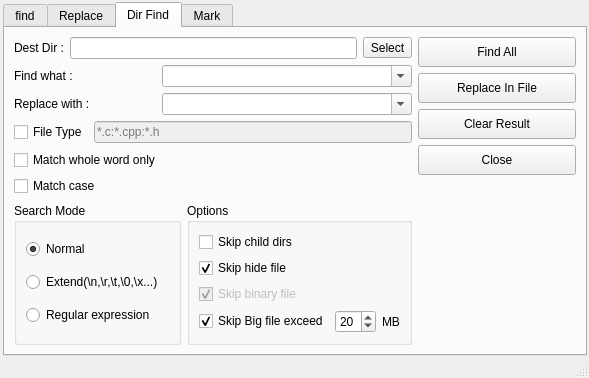
cxasm/notepad--, file src/findwin.ui: the form before one commit.
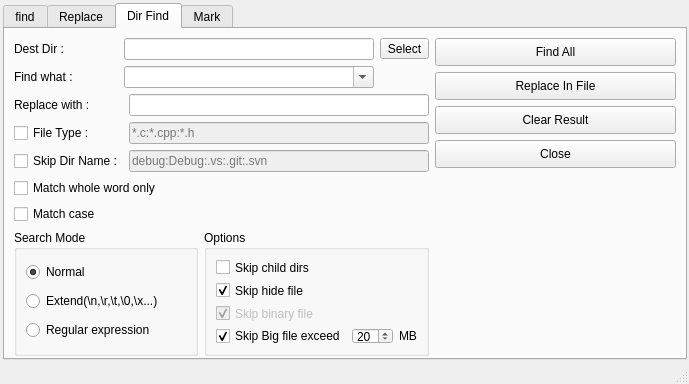
The form after the commit. The open tabs and pages were chosen to show the change. Icons and pictures are not drawn.

The edit to the form file:
```diff
--- a/src/findwin.ui
+++ b/src/findwin.ui
@@ -6,16 +6,10 @@
    <rect>
     <x>0</x>
     <y>0</y>
-    <width>589</width>
-    <height>360</height>
+    <width>689</width>
+    <height>384</height>
    </rect>
   </property>
-  <property name="maximumSize">
-   <size>
-    <width>610</width>
-    <height>360</height>
-   </size>
-  </property>
   <property name="windowTitle">
    <string>MainWindow</string>
   </property>
@@ -24,25 +18,25 @@
     <normaloff>:/Resources/edit/global/notebook.png</normaloff>:/Resources/edit/global/notebook.png</iconset>
   </property>
   <widget class="QWidget" name="centralwidget">
-   <layout class="QHBoxLayout" name="horizontalLayout_17">
+   <layout class="QHBoxLayout" name="horizontalLayout_14">
     <property name="leftMargin">
      <number>3</number>
     </property>
     <property name="topMargin">
-     <number>2</number>
+     <number>3</number>
     </property>
     <property name="rightMargin">
      <number>2</number>
     </property>
     <property name="bottomMargin">
-     <number>0</number>
+     <number>2</number>
     </property>
     <item>
      <widget class="QTabWidget" name="findinfilesTab">
       <property name="minimumSize">
        <size>
         <width>300</width>
-        <height>0</height>
+        <height>32</height>
        </size>
       </property>
       <property name="currentIndex">
@@ -594,29 +588,50 @@
        <attribute name="title">
         <string>Dir Find</string>
        </attribute>
-       <layout class="QHBoxLayout" name="horizontalLayout_19">
+       <layout class="QHBoxLayout" name="horizontalLayout_10">
+        <property name="bottomMargin">
+         <number>2</number>
+        </property>
         <item>
          <layout class="QVBoxLayout" name="verticalLayout_17">
           <item>
-           <layout class="QHBoxLayout" name="horizontalLayout_10">
-            <item>
+           <layout class="QGridLayout" name="gridLayout_2">
+            <item row="0" column="0">
              <widget class="QLabel" name="label_8">
+              <property name="sizePolicy">
+               <sizepolicy hsizetype="Minimum" vsizetype="Fixed">
+                <horstretch>0</horstretch>
+                <verstretch>0</verstretch>
+               </sizepolicy>
+              </property>
               <property name="text">
                <string>Dest Dir :</string>
               </property>
              </widget>
             </item>
-            <item>
+            <item row="0" column="1">
              <widget class="QLineEdit" name="destFindDir">
+              <property name="sizePolicy">
+               <sizepolicy hsizetype="Preferred" vsizetype="Fixed">
+                <horstretch>0</horstretch>
+                <verstretch>0</verstretch>
+               </sizepolicy>
+              </property>
               <property name="minimumSize">
                <size>
                 <width>250</width>
                 <height>0</height>
                </size>
               </property>
+              <property name="maximumSize">
+               <size>
+                <width>350</width>
+                <height>16777215</height>
+               </size>
+              </property>
              </widget>
             </item>
-            <item>
+            <item row="0" column="2">
              <widget class="QToolButton" name="selectDir">
               <property name="minimumSize">
                <size>
@@ -629,18 +644,20 @@
               </property>
              </widget>
             </item>
-           </layout>
-          </item>
-          <item>
-           <layout class="QHBoxLayout" name="horizontalLayout_14">
-            <item>
+            <item row="1" column="0">
              <widget class="QLabel" name="label_5">
+              <property name="sizePolicy">
+               <sizepolicy hsizetype="Minimum" vsizetype="Fixed">
+                <horstretch>0</horstretch>
+                <verstretch>0</verstretch>
+               </sizepolicy>
+              </property>
               <property name="text">
                <string>Find what :</string>
               </property>
              </widget>
             </item>
-            <item>
+            <item row="1" column="1">
              <widget class="QComboBox" name="dirFindWhat">
               <property name="minimumSize">
                <size>
@@ -648,31 +665,10 @@
                 <height>0</height>
                </size>
               </property>
-              <property name="editable">
-               <bool>true</bool>
-              </property>
-              <property name="maxCount">
-               <number>512</number>
-              </property>
-             </widget>
-            </item>
-           </layout>
-          </item>
-          <item>
-           <layout class="QHBoxLayout" name="horizontalLayout_15">
-            <item>
-             <widget class="QLabel" name="label_6">
-              <property name="text">
-               <string>Replace with :</string>
-              </property>
-             </widget>
-            </item>
-            <item>
-             <widget class="QComboBox" name="dirReplaceWhat">
-              <property name="minimumSize">
+              <property name="maximumSize">
                <size>
-                <width>250</width>
-                <height>0</height>
+                <width>350</width>
+                <height>16777215</height>
                </size>
               </property>
               <property name="editable">
@@ -683,30 +679,124 @@
            </layout>
           </item>
           <item>
-           <layout class="QHBoxLayout" name="horizontalLayout_16">
-            <item>
-             <widget class="QCheckBox" name="dealFileType">
-              <property name="text">
-               <string>File Type</string>
-              </property>
-             </widget>
-            </item>
-            <item>
+           <layout class="QGridLayout" name="gridLayout_5">
+            <item row="1" column="1">
              <widget class="QLineEdit" name="fileType">
               <property name="enabled">
                <bool>false</bool>
               </property>
+              <property name="sizePolicy">
+               <sizepolicy hsizetype="Preferred" vsizetype="Fixed">
+                <horstretch>0</horstretch>
+                <verstretch>0</verstretch>
+               </sizepolicy>
+              </property>
               <property name="minimumSize">
                <size>
-                <width>250</width>
+                <width>300</width>
                 <height>0</height>
                </size>
               </property>
+              <property name="maximumSize">
+               <size>
+                <width>350</width>
+                <height>16777215</height>
+               </size>
+              </property>
               <property name="placeholderText">
                <string>*.c:*.cpp:*.h</string>
               </property>
              </widget>
             </item>
+            <item row="1" column="0">
+             <widget class="QCheckBox" name="dealFileType">
+              <property name="sizePolicy">
+               <sizepolicy hsizetype="Minimum" vsizetype="Fixed">
+                <horstretch>0</horstretch>
+                <verstretch>0</verstretch>
+               </sizepolicy>
+              </property>
+              <property name="text">
+               <string>File Type :</string>
+              </property>
+             </widget>
+            </item>
+            <item row="0" column="0">
+             <widget class="QLabel" name="label_6">
+              <property name="sizePolicy">
+               <sizepolicy hsizetype="Minimum" vsizetype="Fixed">
+                <horstretch>0</horstretch>
+                <verstretch>0</verstretch>
+               </sizepolicy>
+              </property>
+              <property name="text">
+               <string>Replace with :</string>
+              </property>
+             </widget>
+            </item>
+            <item row="2" column="0">
+             <widget class="QCheckBox" name="skipDir">
+              <property name="sizePolicy">
+               <sizepolicy hsizetype="Minimum" vsizetype="Fixed">
+                <horstretch>0</horstretch>
+                <verstretch>0</verstretch>
+               </sizepolicy>
+              </property>
+              <property name="text">
+               <string>Skip Dir Name :</string>
+              </property>
+             </widget>
+            </item>
+            <item row="2" column="1">
+             <widget class="QLineEdit" name="skipDirNames">
+              <property name="enabled">
+               <bool>false</bool>
+              </property>
+              <property name="sizePolicy">
+               <sizepolicy hsizetype="Preferred" vsizetype="Fixed">
+                <horstretch>0</horstretch>
+                <verstretch>0</verstretch>
+               </sizepolicy>
+              </property>
+              <property name="minimumSize">
+               <size>
+                <width>300</width>
+                <height>0</height>
+               </size>
+              </property>
+              <property name="maximumSize">
+               <size>
+                <width>350</width>
+                <height>16777215</height>
+               </size>
+              </property>
+              <property name="placeholderText">
+               <string>debug:Debug:.vs:.git:.svn</string>
+              </property>
+             </widget>
+            </item>
+            <item row="0" column="1">
+             <widget class="QLineEdit" name="dirReplaceWhat">
+              <property name="sizePolicy">
+               <sizepolicy hsizetype="Preferred" vsizetype="Fixed">
+                <horstretch>0</horstretch>
+                <verstretch>0</verstretch>
+               </sizepolicy>
+              </property>
+              <property name="minimumSize">
+               <size>
+                <width>300</width>
+                <height>0</height>
+               </size>
+              </property>
+              <property name="maximumSize">
+               <size>
+                <width>350</width>
+                <height>16777215</height>
+               </size>
+              </property>
+             </widget>
+            </item>
            </layout>
           </item>
           <item>
@@ -717,7 +807,7 @@
             <property name="sizeHint" stdset="0">
              <size>
               <width>20</width>
-              <height>40</height>
+              <height>20</height>
              </size>
             </property>
            </spacer>
@@ -744,21 +834,21 @@
               </property>
              </widget>
             </item>
-            <item>
-             <spacer name="verticalSpacer_12">
-              <property name="orientation">
-               <enum>Qt::Vertical</enum>
-              </property>
-              <property name="sizeHint" stdset="0">
-               <size>
-                <width>20</width>
-                <height>40</height>
-               </size>
-              </property>
-             </spacer>
-            </item>
            </layout>
           </item>
+          <item>
+           <spacer name="verticalSpacer_12">
+            <property name="orientation">
+             <enum>Qt::Vertical</enum>
+            </property>
+            <property name="sizeHint" stdset="0">
+             <size>
+              <width>20</width>
+              <height>20</height>
+             </size>
+            </property>
+           </spacer>
+          </item>
           <item>
            <layout class="QHBoxLayout" name="horizontalLayout_18">
             <item>
@@ -886,16 +976,16 @@
          <layout class="QVBoxLayout" name="verticalLayout_15">
           <item>
            <widget class="QPushButton" name="dirFindAll">
-            <property name="minimumSize">
-             <size>
-              <width>158</width>
-              <height>30</height>
-             </size>
+            <property name="sizePolicy">
+             <sizepolicy hsizetype="Preferred" vsizetype="Fixed">
+              <horstretch>0</horstretch>
+              <verstretch>0</verstretch>
+             </sizepolicy>
             </property>
-            <property name="maximumSize">
+            <property name="minimumSize">
              <size>
-              <width>160</width>
-              <height>160</height>
+              <width>200</width>
+              <height>28</height>
              </size>
             </property>
             <property name="text">
@@ -905,10 +995,16 @@
           </item>
           <item>
            <widget class="QPushButton" name="dirReplaceAll">
+            <property name="sizePolicy">
+             <sizepolicy hsizetype="Minimum" vsizetype="Fixed">
+              <horstretch>0</horstretch>
+              <verstretch>0</verstretch>
+             </sizepolicy>
+            </property>
             <property name="minimumSize">
              <size>
-              <width>158</width>
-              <height>30</height>
+              <width>200</width>
+              <height>28</height>
              </size>
             </property>
             <property name="text">
@@ -918,10 +1014,16 @@
           </item>
           <item>
            <widget class="QPushButton" name="clearBt">
+            <property name="sizePolicy">
+             <sizepolicy hsizetype="Minimum" vsizetype="Fixed">
+              <horstretch>0</horstretch>
+              <verstretch>0</verstretch>
+             </sizepolicy>
+            </property>
             <property name="minimumSize">
              <size>
-              <width>158</width>
-              <height>30</height>
+              <width>200</width>
+              <height>28</height>
              </size>
             </property>
             <property name="text">
@@ -931,10 +1033,16 @@
           </item>
           <item>
            <widget class="QPushButton" name="dirClose">
+            <property name="sizePolicy">
+             <sizepolicy hsizetype="Minimum" vsizetype="Fixed">
+              <horstretch>0</horstretch>
+              <verstretch>0</verstretch>
+             </sizepolicy>
+            </property>
             <property name="minimumSize">
              <size>
-              <width>158</width>
-              <height>30</height>
+              <width>200</width>
+              <height>28</height>
              </size>
             </property>
             <property name="text">
```
Left out of the diff: 394 changed lines with no effect on the pictures.
